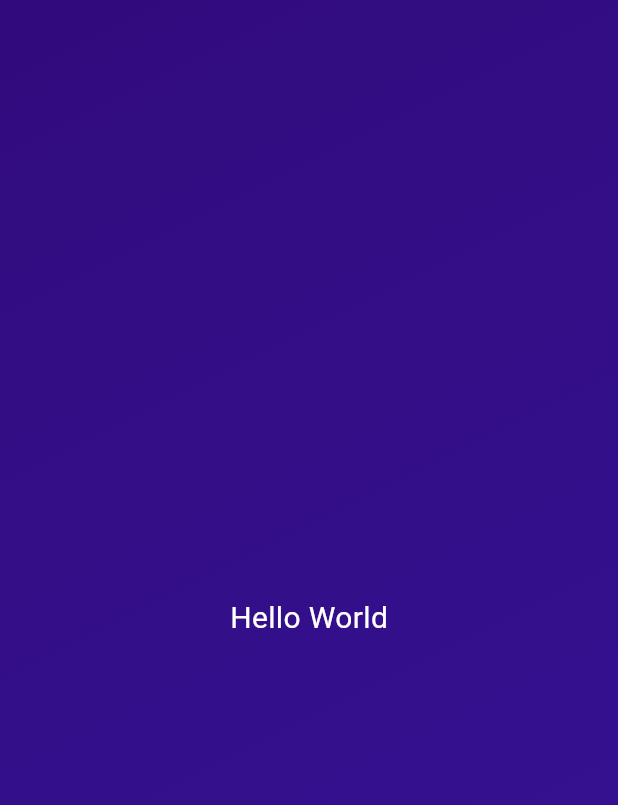
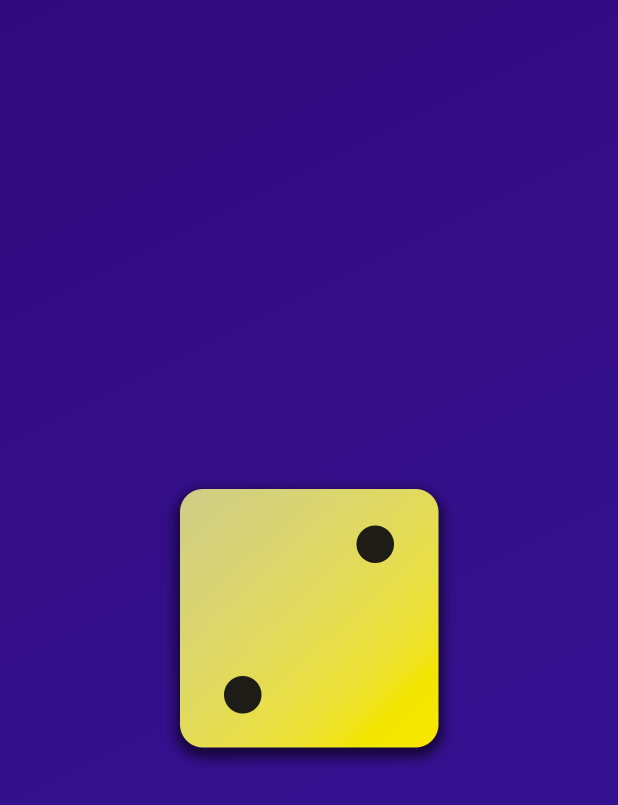
Before and after one commit to IsharaNawa/rolling-dice-flutter-app, a Flutter app: the screen it shows after launch, on a phone screen of 412 x 824 dp. Shown: the top 805 px of the screen. Run offline on Flutter 3.47's test engine with Material 3 defaults, Android fonts, the phone set to English and light mode, and no system bars.

```diff
--- a/lib/gradient_container.dart
+++ b/lib/gradient_container.dart
@@ -1,5 +1,4 @@
 import 'package:flutter/material.dart';
-import 'package:rolling_dice/styled_text.dart';
 
 // created a new custom widget
 
@@ -27,8 +26,11 @@ class GradientContainer extends StatelessWidget {
           end: Alignment.bottomRight,
         ),
       ),
-      child: const Center(
-        child: StyledText("Hello World"),
+      child: Center(
+        child: Image.asset(
+          'assets/images/dice-2.png',
+          width: 200,
+        ),
       ),
     );
   }
```
